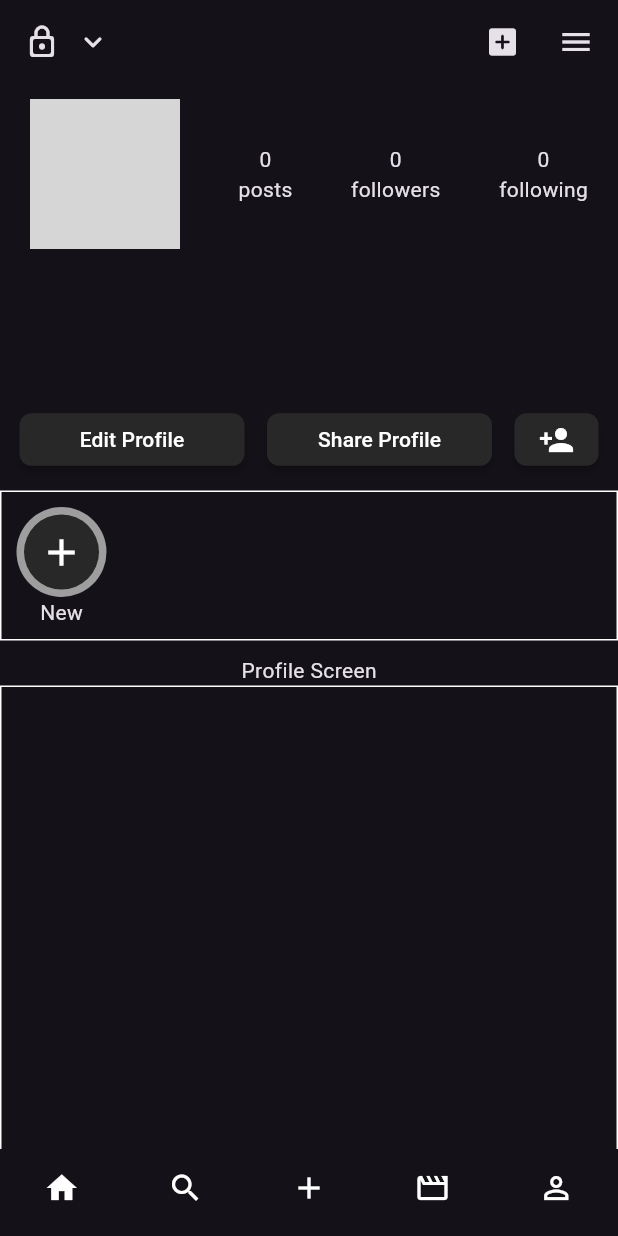
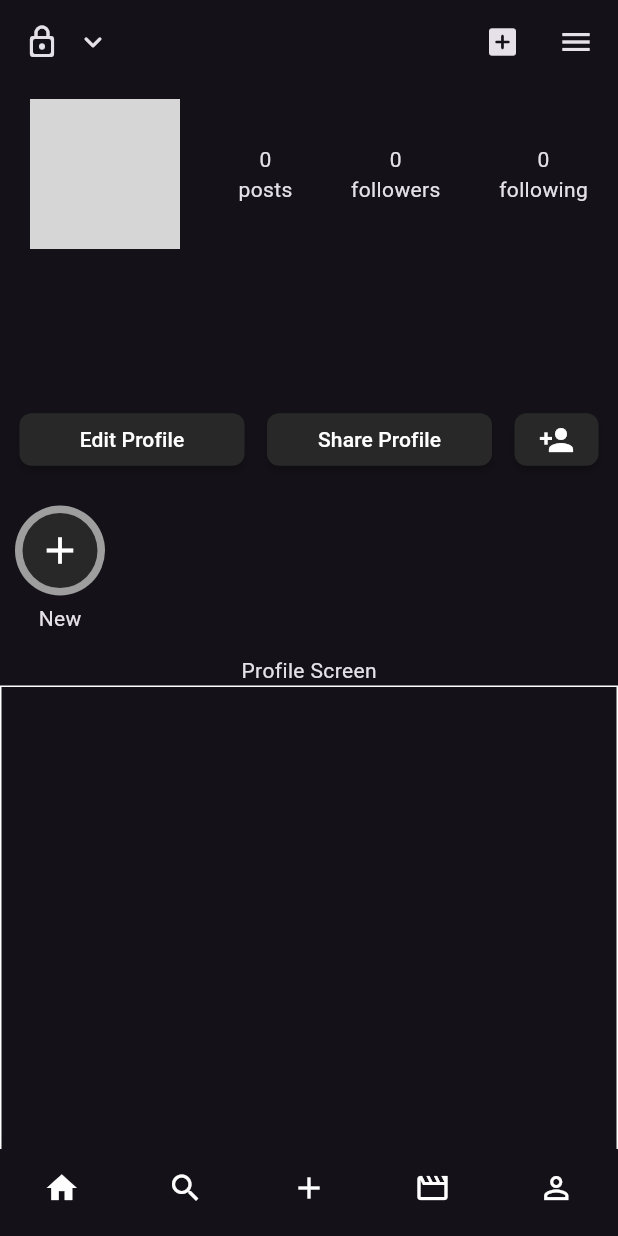
Before and after one commit to emyeeeel/MAD3-Final-Project---Catado, a Flutter app: the ProfileScreen screen opened by its route, on a phone screen of 412 x 824 dp. Run offline on Flutter 3.47's test engine with Material 3 defaults, Android fonts, the phone set to English and light mode, and no system bars; our stand-ins replace cloud_firestore, file_picker, firebase_auth, firebase_core, firebase_storage, get_it and 3 more; accounts and stored records are empty; network calls fail; grey boxes are pictures that could not be loaded.

```diff
--- a/lib/screens/home/profile_screen.dart
+++ b/lib/screens/home/profile_screen.dart
@@ -207,13 +207,10 @@ class _ProfileScreenState extends State<ProfileScreen> {
                 const SizedBox(
                   height: 10,
                 ),
-                Container(
+                const SizedBox(
                   width: double.infinity,
                   height: 100,
-                  decoration: BoxDecoration(
-                    border: Border.all(width: 1, color: Colors.white)
-                  ),
-                  child: const Row(
+                  child: Row(
                     children: [
                       SizedBox(width: 10,),
                       Column(
@@ -237,6 +234,7 @@ class _ProfileScreenState extends State<ProfileScreen> {
                               ],
                             ),
                           ),
+                          SizedBox(height: 5,),
                           Text("New")
                         ],
                       )
--- a/lib/screens/home/show_followers.dart
+++ b/lib/screens/home/show_followers.dart
@@ -58,10 +58,7 @@ class _ShowFollowersScreenState extends State<ShowFollowersScreen> {
                   return CircularProgressIndicator();
                 }
                 Map<String, dynamic> documentData = snapshot.data!.data() as Map<String, dynamic>;
-                    return Container(
-                      decoration: BoxDecoration(
-                        border: Border.all(width: 1, color: Colors.white)
-                      ),
+                    return SizedBox(
                       child: Padding(
                         padding: const EdgeInsets.fromLTRB(0,10,0,10),
                         child: Row(
```
Also changed, not shown: lib/screens/home/search_screen.dart (+6 -1 lines), lib/widgets/reels_item.dart (+13 -0 lines).
